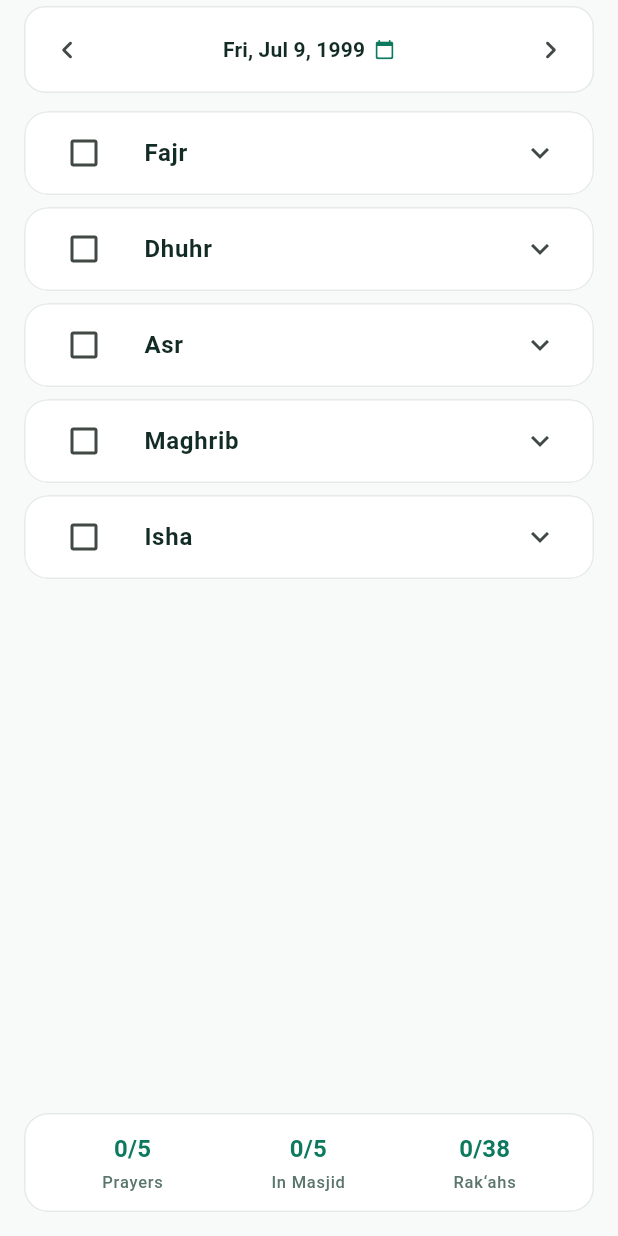
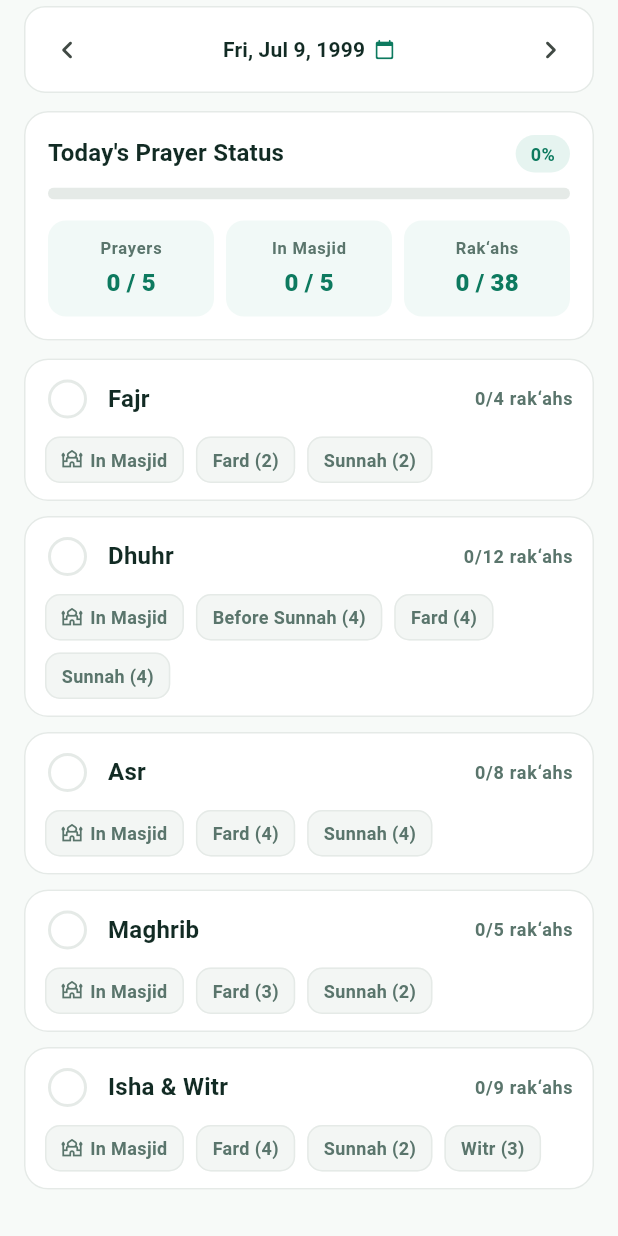
Before and after one commit to othman98shawgan/awrad, a Flutter app: the PrayerProgressPage widget shown alone on an empty page, opened directly, on a phone screen of 412 x 824 dp. Run offline on Flutter 3.47's test engine with Material 3 defaults, Android fonts, the phone set to English and light mode, and no system bars; our stand-ins replace flutter_riverpod, shared_preferences, wakelock_plus; accounts and stored records are empty.

Commit message:
feat: redesign Prayer Tracker with daily status card and tri-state prayer cards

```diff
--- a/lib/ui/pages/prayer_progress_page.dart
+++ b/lib/ui/pages/prayer_progress_page.dart
@@ -1,12 +1,13 @@
 import 'package:flutter/material.dart';
 import 'package:flutter_riverpod/flutter_riverpod.dart';
 
-import '../../models/awrad_status.dart';
+import '../../models/prayer_item.dart';
 import '../../services/date_utils.dart';
 import '../../services/prayer_provider.dart';
 import '../../services/selected_date_provider.dart';
 import '../theme/app_theme.dart';
 import '../widgets/date_switcher_bar.dart';
+import '../widgets/prayer_card.dart';
 
 class PrayerProgressPage extends ConsumerStatefulWidget {
   const PrayerProgressPage({super.key});
@@ -39,7 +40,6 @@ class _PrayerProgressPageState extends ConsumerState<PrayerProgressPage> {
   @override
   Widget build(BuildContext context) {
     final today = normalizeDate(DateTime.now());
-    final colors = context.awradColors;
 
     ref.listen<DateTime>(selectedDateProvider, (_, next) {
       final offset = normalizeDate(next).difference(today).inDays;
@@ -80,159 +80,7 @@ class _PrayerProgressPageState extends ConsumerState<PrayerProgressPage> {
               final offset = pageIndex - PrayerProgressPage.initialPage;
               final pageDate =
                   DateTime(today.year, today.month, today.day + offset);
-
-              final prayers = ref.watch(prayerListProvider(pageDate));
-              final notifier = ref.read(prayerListProvider(pageDate).notifier);
-
-              final totalPrayers = prayers.length;
-              final completedPrayers =
-                  prayers.where((p) => p.status == AwradStatus.done).length;
-              final masjidPrayers = prayers.where((p) => p.inMasjid).length;
-              final totalRakahs =
-                  prayers.fold<int>(0, (sum, p) => sum + p.totalRakahs);
-              final completedRakahs =
-                  prayers.fold<int>(0, (sum, p) => sum + p.completedRakahs);
-
-              return Padding(
-                padding: const EdgeInsets.fromLTRB(16, 0, 16, 16),
-                child: Column(
-                  children: [
-                    Expanded(
-                      child: ListView.separated(
-                        separatorBuilder: (_, __) => const SizedBox(height: 8),
-                        itemCount: prayers.length,
-                        itemBuilder: (context, i) {
-                          final p = prayers[i];
-                          return Card(
-                            clipBehavior: Clip.antiAlias,
-                            child: ExpansionTile(
-                              shape: const Border(),
-                              collapsedShape: const Border(),
-                              leading: Checkbox(
-                                tristate: true,
-                                value: p.done,
-                                onChanged: (v) => notifier.toggleMain(i, v),
-                                activeColor: p.status == AwradStatus.halfDone
-                                    ? colors.amber
-                                    : colors.emerald,
-                              ),
-                              title: Text(
-                                p.name,
-                                style: TextStyle(
-                                  fontWeight: FontWeight.w600,
-                                  decoration: p.status == AwradStatus.done
-                                      ? TextDecoration.lineThrough
-                                      : null,
-                                  color: p.status == AwradStatus.done
-                                      ? colors.mutedText
-                                      : null,
-                                ),
-                              ),
-                              children: [
-                                Padding(
-                                  padding: const EdgeInsets.only(
-                                    left: 56,
-                                    right: 16,
-                                    bottom: 8,
-                                  ),
-                                  child: Column(
-                                    children: [
-                                      CheckboxListTile(
-                                        title: const Text('In Masjid'),
-                                        value: p.inMasjid,
-                                        onChanged: (v) =>
-                                            notifier.toggleInMasjid(i, v!),
-                                        activeColor: colors.emerald,
-                                        controlAffinity:
-                                            ListTileControlAffinity.leading,
-                                        contentPadding: EdgeInsets.zero,
-                                      ),
-                                      CheckboxListTile(
-                                        title: Text('Fard (${p.fard} rak‘ahs)'),
-                                        value: p.fardDone,
-                                        onChanged: (v) =>
-                                            notifier.toggleFard(i, v!),
-                                        activeColor: colors.emerald,
-                                        controlAffinity:
-                                            ListTileControlAffinity.leading,
-                                        contentPadding: EdgeInsets.zero,
-                                      ),
-                                      if (p.beforeSunnah > 0)
-                                        CheckboxListTile(
-                                          title: Text(
-                                            'Before Sunnah (${p.beforeSunnah} rak‘ahs)',
-                                          ),
-                                          value: p.beforeSunnahDone,
-                                          onChanged: (v) => notifier
-                                              .toggleBeforeSunnah(i, v!),
-                                          activeColor: colors.emerald,
-                                          controlAffinity:
-                                              ListTileControlAffinity.leading,
-                                          contentPadding: EdgeInsets.zero,
-                                        ),
-                                      CheckboxListTile(
-                                        title: Text(
-                                          'Sunnah (${p.sunnah} rak‘ahs)',
-                                        ),
-                                        value: p.sunnahDone,
-                                        onChanged: (v) =>
-                                            notifier.toggleSunnah(i, v!),
-                                        activeColor: colors.emerald,
-                                        controlAffinity:
-                                            ListTileControlAffinity.leading,
-                                        contentPadding: EdgeInsets.zero,
-                                      ),
-                                      if (p.witr > 0)
-                                        CheckboxListTile(
-                                          title: Text(
-                                            'Witr (${p.witr} rak‘ahs)',
-                                          ),
-                                          value: p.witrDone,
-                                          onChanged: (v) =>
-                                              notifier.toggleWitr(i, v!),
-                                          activeColor: colors.emerald,
-                                          controlAffinity:
-                                              ListTileControlAffinity.leading,
-                                          contentPadding: EdgeInsets.zero,
-                                        ),
-                                    ],
-                                  ),
-                                ),
-                              ],
-                            ),
-                          );
-                        },
-                      ),
-                    ),
-                    const SizedBox(height: 12),
-                    Card(
-                      child: Padding(
-                        padding: const EdgeInsets.symmetric(
-                          horizontal: 16,
-                          vertical: 12,
-                        ),
-                        child: Row(
-                          mainAxisAlignment: MainAxisAlignment.spaceAround,
-                          children: [
-                            _StatPill(
-                              label: 'Prayers',
-                              value: '$completedPrayers/$totalPrayers',
-                            ),
-                            _StatPill(
-                              label: 'In Masjid',
-                              value: '$masjidPrayers/$totalPrayers',
-                            ),
-                            _StatPill(
-                              label: 'Rak‘ahs',
-                              value: '$completedRakahs/$totalRakahs',
-                            ),
-                          ],
-                        ),
-                      ),
-                    ),
-                  ],
-                ),
-              );
+              return _DailyPrayerView(pageDate: pageDate);
             },
           ),
         ),
@@ -241,33 +89,211 @@ class _PrayerProgressPageState extends ConsumerState<PrayerProgressPage> {
   }
 }
 
-class _StatPill extends StatelessWidget {
-  final String label;
-  final String value;
+class _DailyPrayerView extends ConsumerWidget {
+  final DateTime pageDate;
 
-  const _StatPill({required this.label, required this.value});
+  const _DailyPrayerView({required this.pageDate});
+
+  @override
+  Widget build(BuildContext context, WidgetRef ref) {
+    final prayers = ref.watch(prayerListProvider(pageDate));
+    final notifier = ref.read(prayerListProvider(pageDate).notifier);
+    final log = DailyPrayerLog(
+      dateKey: formatDateKey(pageDate),
+      prayers: prayers,
+    );
+
+    return ListView(
+      physics: const ClampingScrollPhysics(),
+      padding: const EdgeInsets.fromLTRB(16, 0, 16, 24),
+      children: [
+        _DailyPrayerStatusCard(log: log),
+        const SizedBox(height: 12),
+        for (int i = 0; i < prayers.length; i++) ...[
+          PrayerCard(
+            prayer: prayers[i],
+            onToggleAll: (mark) => notifier.toggleMain(i, mark),
+            onToggleInMasjid: (v) => notifier.toggleInMasjid(i, v),
+            onToggleFard: (v) => notifier.toggleFard(i, v),
+            onToggleBeforeSunnah: (v) => notifier.toggleBeforeSunnah(i, v),
+            onToggleSunnah: (v) => notifier.toggleSunnah(i, v),
+            onToggleWitr: (v) => notifier.toggleWitr(i, v),
+          ),
+          if (i < prayers.length - 1) const SizedBox(height: 10),
+        ],
+      ],
+    );
+  }
+}
+
+class _DailyPrayerStatusCard extends StatelessWidget {
+  final DailyPrayerLog log;
+
+  const _DailyPrayerStatusCard({required this.log});
 
   @override
   Widget build(BuildContext context) {
     final colors = context.awradColors;
-    return Column(
-      mainAxisSize: MainAxisSize.min,
+    final theme = Theme.of(context);
+    final total = log.totalPrayers;
+    final done = log.completedPrayers;
+    final half = log.halfDonePrayers;
+    final percent = (log.completionScore * 100).round();
+
+    final doneFrac = total == 0 ? 0.0 : done / total;
+    final halfFrac = total == 0 ? 0.0 : half / total;
+
+    return Card(
+      child: Padding(
+        padding: const EdgeInsets.all(16),
+        child: Column(
+          crossAxisAlignment: CrossAxisAlignment.start,
+          children: [
+            Row(
+              mainAxisAlignment: MainAxisAlignment.spaceBetween,
               children: [
                 Text(
-          value,
-          style: Theme.of(context).textTheme.titleMedium?.copyWith(
+                  "Today's Prayer Status",
+                  style: theme.textTheme.titleMedium?.copyWith(
                     fontWeight: FontWeight.w700,
-                color: colors.emerald,
                   ),
                 ),
-        const SizedBox(height: 2),
-        Text(
-          label,
-          style: Theme.of(context).textTheme.labelSmall?.copyWith(
-                color: colors.mutedText,
+                Container(
+                  padding: const EdgeInsets.symmetric(
+                    horizontal: 10,
+                    vertical: 4,
+                  ),
+                  decoration: BoxDecoration(
+                    color: colors.emeraldSoft,
+                    borderRadius: BorderRadius.circular(20),
+                  ),
+                  child: Text(
+                    '$percent%',
+                    style: TextStyle(
+                      color: colors.emerald,
+                      fontWeight: FontWeight.w700,
+                      fontSize: 12,
+                    ),
                   ),
                 ),
               ],
+            ),
+            const SizedBox(height: 10),
+            ClipRRect(
+              borderRadius: BorderRadius.circular(6),
+              child: SizedBox(
+                height: 8,
+                child: Row(
+                  children: [
+                    if (doneFrac > 0)
+                      Expanded(
+                        flex: (doneFrac * 1000).round(),
+                        child: Container(color: colors.emerald),
+                      ),
+                    if (halfFrac > 0)
+                      Expanded(
+                        flex: (halfFrac * 1000).round(),
+                        child: Container(color: colors.amber),
+                      ),
+                    if ((1 - doneFrac - halfFrac) > 0.001)
+                      Expanded(
+                        flex: ((1 - doneFrac - halfFrac) * 1000).round(),
+                        child: Container(color: colors.heatmapLevels[0]),
+                      ),
+                  ],
+                ),
+              ),
+            ),
+            const SizedBox(height: 14),
+            Row(
+              children: [
+                Expanded(
+                  child: _StatTile(
+                    label: 'Prayers',
+                    value: '$done / $total',
+                    subtitle: half > 0 ? '$half partial' : null,
+                    accentColor: colors.emerald,
+                  ),
+                ),
+                const SizedBox(width: 8),
+                Expanded(
+                  child: _StatTile(
+                    label: 'In Masjid',
+                    value: '${log.inMasjidCount} / $total',
+                    accentColor: colors.emerald,
+                  ),
+                ),
+                const SizedBox(width: 8),
+                Expanded(
+                  child: _StatTile(
+                    label: 'Rak‘ahs',
+                    value: '${log.completedRakahs} / ${log.totalRakahs}',
+                    accentColor: colors.emerald,
+                  ),
+                ),
+              ],
+            ),
+          ],
+        ),
+      ),
     );
   }
 }
+
+class _StatTile extends StatelessWidget {
+  final String label;
+  final String value;
+  final String? subtitle;
+  final Color accentColor;
+
+  const _StatTile({
+    required this.label,
+    required this.value,
+    this.subtitle,
+    required this.accentColor,
+  });
+
+  @override
+  Widget build(BuildContext context) {
+    final colors = context.awradColors;
+    final theme = Theme.of(context);
+
+    return Container(
+      padding: const EdgeInsets.symmetric(horizontal: 10, vertical: 10),
+      decoration: BoxDecoration(
+        color: colors.emeraldSoft.withValues(alpha: 0.55),
+        borderRadius: BorderRadius.circular(12),
+      ),
+      child: Column(
+        children: [
+          Text(
+            label,
+            style: theme.textTheme.labelSmall?.copyWith(
+              color: colors.mutedText,
+              fontWeight: FontWeight.w600,
+            ),
+          ),
+          const SizedBox(height: 4),
+          Text(
+            value,
+            style: theme.textTheme.titleMedium?.copyWith(
+              fontWeight: FontWeight.w800,
+              color: accentColor,
+            ),
+          ),
+          if (subtitle != null) ...[
+            const SizedBox(height: 2),
+            Text(
+              subtitle!,
+              style: TextStyle(
+                fontSize: 10,
+                fontWeight: FontWeight.w600,
+                color: colors.amberText,
+              ),
+            ),
+          ],
+        ],
+      ),
+    );
+  }
+}
--- /dev/null
+++ b/lib/ui/widgets/prayer_card.dart
@@ -0,0 +1,252 @@
+import 'package:flutter/material.dart';
+
+import '../../models/awrad_status.dart';
+import '../../models/prayer_item.dart';
+import '../theme/app_theme.dart';
+
+/// Serene Oasis prayer card with a circular tri-state toggle and direct
+/// one-tap chips for In Masjid, Fard, Before Sunnah, Sunnah, and Witr.
+class PrayerCard extends StatelessWidget {
+  final PrayerItem prayer;
+  final ValueChanged<bool> onToggleAll;
+  final ValueChanged<bool> onToggleInMasjid;
+  final ValueChanged<bool> onToggleFard;
+  final ValueChanged<bool> onToggleBeforeSunnah;
+  final ValueChanged<bool> onToggleSunnah;
+  final ValueChanged<bool> onToggleWitr;
+
+  const PrayerCard({
+    super.key,
+    required this.prayer,
+    required this.onToggleAll,
+    required this.onToggleInMasjid,
+    required this.onToggleFard,
+    required this.onToggleBeforeSunnah,
+    required this.onToggleSunnah,
+    required this.onToggleWitr,
+  });
+
+  @override
+  Widget build(BuildContext context) {
+    final colors = context.awradColors;
+    final theme = Theme.of(context);
+    final status = prayer.status;
+    final isDone = status == AwradStatus.done;
+    final isHalf = status == AwradStatus.halfDone;
+
+    return Card(
+      shape: RoundedRectangleBorder(
+        borderRadius: BorderRadius.circular(16),
+        side: BorderSide(
+          color:
+              isHalf ? colors.amber.withValues(alpha: 0.45) : colors.cardBorder,
+        ),
+      ),
+      child: Padding(
+        padding: const EdgeInsets.fromLTRB(14, 12, 14, 12),
+        child: Column(
+          crossAxisAlignment: CrossAxisAlignment.start,
+          children: [
+            Row(
+              children: [
+                _PrayerTriStateToggle(
+                  status: status,
+                  prayerName: prayer.name,
+                  onTap: () => onToggleAll(!isDone),
+                ),
+                const SizedBox(width: 12),
+                Expanded(
+                  child: Text(
+                    prayer.witr > 0 ? '${prayer.name} & Witr' : prayer.name,
+                    style: theme.textTheme.titleMedium?.copyWith(
+                      fontWeight: FontWeight.w700,
+                      color: isDone
+                          ? colors.mutedText
+                          : theme.colorScheme.onSurface,
+                      decoration: isDone ? TextDecoration.lineThrough : null,
+                    ),
+                  ),
+                ),
+                Text(
+                  '${prayer.completedRakahs}/${prayer.totalRakahs} rak‘ahs',
+                  style: theme.textTheme.labelMedium?.copyWith(
+                    color: isDone
+                        ? colors.emerald
+                        : isHalf
+                            ? colors.amberText
+                            : colors.mutedText,
+                    fontWeight: FontWeight.w600,
+                  ),
+                ),
+              ],
+            ),
+            const SizedBox(height: 10),
+            Wrap(
+              spacing: 8,
+              runSpacing: 8,
+              children: [
+                _SegmentChip(
+                  label: 'In Masjid',
+                  icon: Icons.mosque_outlined,
+                  selected: prayer.inMasjid,
+                  onTap: () => onToggleInMasjid(!prayer.inMasjid),
+                ),
+                if (prayer.beforeSunnah > 0)
+                  _SegmentChip(
+                    label: 'Before Sunnah (${prayer.beforeSunnah})',
+                    selected: prayer.beforeSunnahDone,
+                    onTap: () => onToggleBeforeSunnah(!prayer.beforeSunnahDone),
+                  ),
+                _SegmentChip(
+                  label: 'Fard (${prayer.fard})',
+                  selected: prayer.fardDone,
+                  onTap: () => onToggleFard(!prayer.fardDone),
+                ),
+                if (prayer.sunnah > 0)
+                  _SegmentChip(
+                    label: 'Sunnah (${prayer.sunnah})',
+                    selected: prayer.sunnahDone,
+                    onTap: () => onToggleSunnah(!prayer.sunnahDone),
+                  ),
+                if (prayer.witr > 0)
+                  _SegmentChip(
+                    label: 'Witr (${prayer.witr})',
+                    selected: prayer.witrDone,
+                    onTap: () => onToggleWitr(!prayer.witrDone),
+                  ),
+              ],
+            ),
+          ],
+        ),
+      ),
+    );
+  }
+}
+
+class _PrayerTriStateToggle extends StatelessWidget {
+  final AwradStatus status;
+  final String prayerName;
+  final VoidCallback onTap;
+
+  const _PrayerTriStateToggle({
+    required this.status,
+    required this.prayerName,
+    required this.onTap,
+  });
+
+  @override
+  Widget build(BuildContext context) {
+    final colors = context.awradColors;
+    final isDone = status == AwradStatus.done;
+    final isHalf = status == AwradStatus.halfDone;
+
+    return Semantics(
+      button: true,
+      label: 'Toggle $prayerName',
+      child: InkWell(
+        onTap: onTap,
+        customBorder: const CircleBorder(),
+        child: Padding(
+          padding: const EdgeInsets.all(2),
+          child: AnimatedContainer(
+            duration: const Duration(milliseconds: 180),
+            width: 26,
+            height: 26,
+            decoration: BoxDecoration(
+              shape: BoxShape.circle,
+              color: isDone
+                  ? colors.emerald
+                  : isHalf
+                      ? colors.amberSoft
+                      : Colors.transparent,
+              border: Border.all(
+                color: isDone
+                    ? colors.emerald
+                    : isHalf
+                        ? colors.amber
+                        : colors.cardBorder,
+                width: 2,
+              ),
+            ),
+            child: isDone
+                ? const Icon(Icons.check_rounded, size: 16, color: Colors.white)
+                : isHalf
+                    ? Icon(Icons.remove_rounded, size: 16, color: colors.amber)
+                    : null,
+          ),
+        ),
+      ),
+    );
+  }
+}
+
+class _SegmentChip extends StatelessWidget {
+  final String label;
+  final IconData? icon;
+  final bool selected;
+  final VoidCallback onTap;
+
+  const _SegmentChip({
+    required this.label,
+    this.icon,
+    required this.selected,
+    required this.onTap,
+  });
+
+  @override
+  Widget build(BuildContext context) {
+    final colors = context.awradColors;
+    final theme = Theme.of(context);
+
+    return Material(
+      color: selected
+          ? colors.emeraldSoft
+          : theme.colorScheme.surfaceContainerHighest.withValues(alpha: 0.35),
+      borderRadius: BorderRadius.circular(10),
+      child: InkWell(
+        onTap: onTap,
+        borderRadius: BorderRadius.circular(10),
+        child: Container(
+          padding: const EdgeInsets.symmetric(horizontal: 10, vertical: 6),
+          decoration: BoxDecoration(
+            borderRadius: BorderRadius.circular(10),
+            border: Border.all(
+              color: selected
+                  ? colors.emerald.withValues(alpha: 0.45)
+                  : colors.cardBorder,
+            ),
+          ),
+          child: Row(
+            mainAxisSize: MainAxisSize.min,
+            children: [
+              if (icon != null) ...[
+                Icon(
+                  icon,
+                  size: 14,
+                  color: selected ? colors.emerald : colors.mutedText,
+                ),
+                const SizedBox(width: 5),
+              ],
+              Text(
+                label,
+                style: TextStyle(
+                  fontSize: 12,
+                  fontWeight: FontWeight.w600,
+                  color: selected ? colors.emerald : colors.mutedText,
+                ),
+              ),
+              if (selected) ...[
+                const SizedBox(width: 4),
+                Icon(
+                  Icons.check_rounded,
+                  size: 13,
+                  color: colors.emerald,
+                ),
+              ],
+            ],
+          ),
+        ),
+      ),
+    );
+  }
+}
```
Also changed, not shown: 2 other files. Lines whose indentation alone changed are shown as unchanged.
